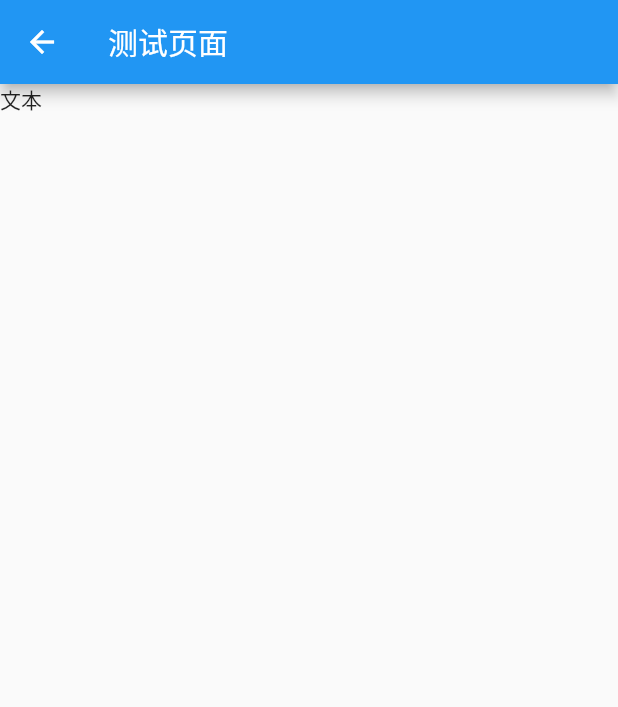
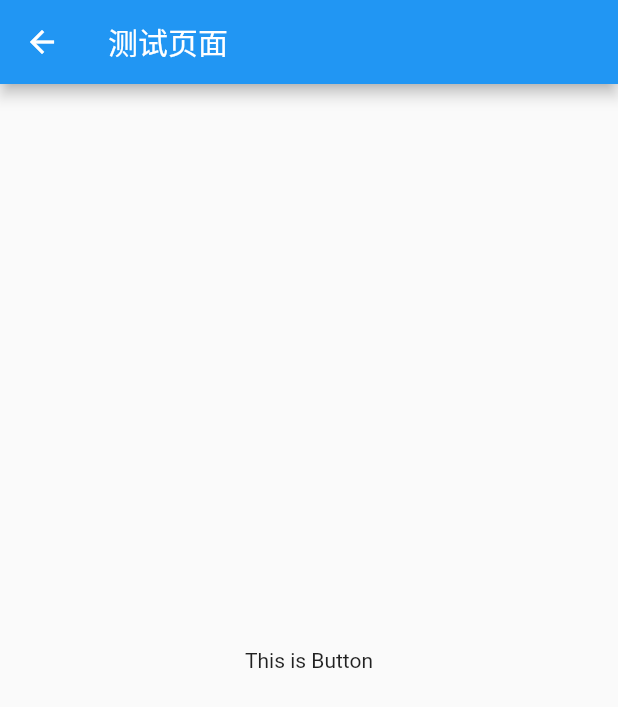
Before and after one commit to xionghaoo/flutter_demo, a Flutter app: the TestPage screen opened directly, on a phone screen of 412 x 824 dp. Shown: the top 707 px of the screen. Run offline on Flutter 3.47's test engine with Material 2 defaults, Android fonts, the phone set to English and light mode, and no system bars; our stand-ins replace fluttertoast; generated files the repository leaves out were written again.

Commit message:
添加测试页面

```diff
--- a/lib/screen/test.dart
+++ b/lib/screen/test.dart
@@ -1,4 +1,5 @@
 import 'package:flutter/material.dart';
+import 'package:fluttertoast/fluttertoast.dart';
 
 class TestPage extends StatefulWidget {
 
@@ -16,7 +17,15 @@ class _TestPageState extends State<TestPage> {
       body: Container(
         width: MediaQuery.of(context).size.width,
         height: MediaQuery.of(context).size.height,
-        child: Text("文本")
+        child: Center(
+          child: InkWell(
+            child: Text("This is Button"),
+            onTap: () {
+              print("Click InkWell");
+              Fluttertoast.showToast(msg: "Click InkWell");
+            }
+          ),
+        )
       ),
     );
   }
```
